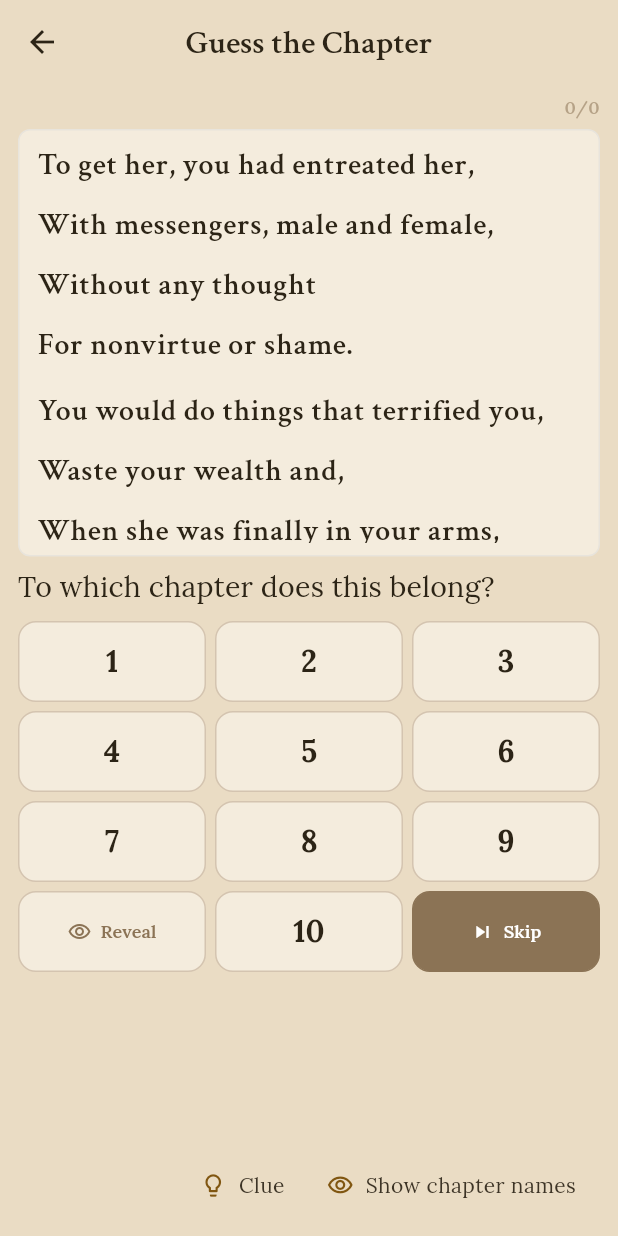
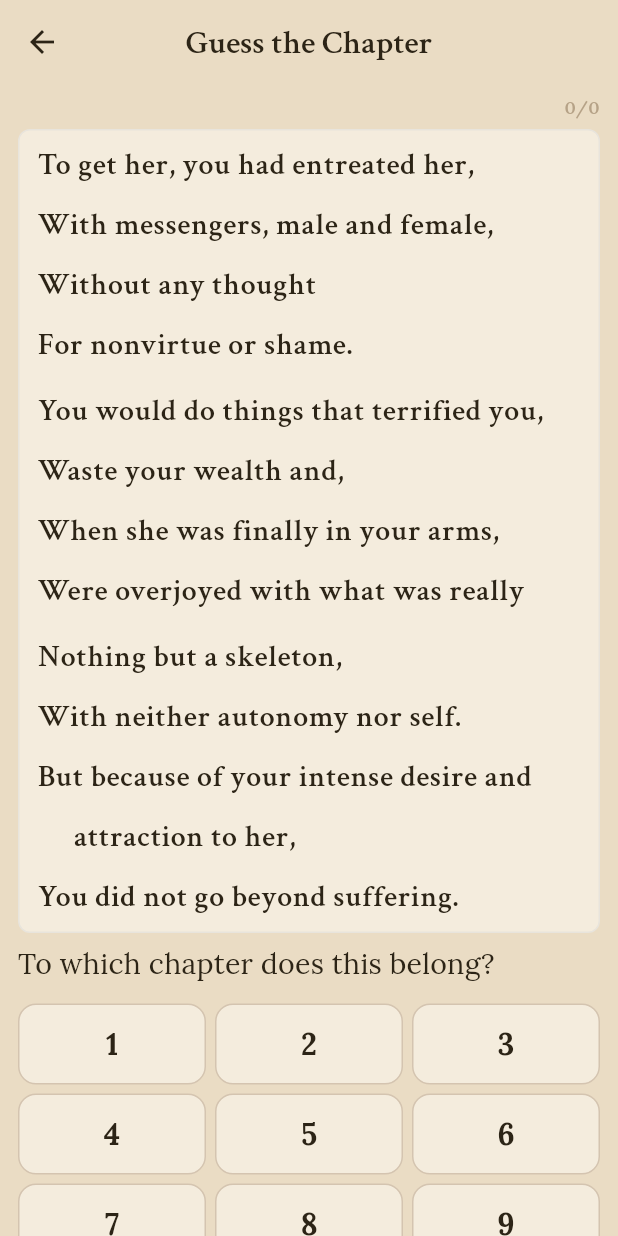
Before and after one commit to aosullivan/dechen_study, a Flutter app: the BcvQuizScreen screen opened directly, on a phone screen of 412 x 824 dp. Run offline on Flutter 3.47's test engine with Material 3 defaults, Android fonts, the light colour scheme and no system bars; our stand-ins replace flutter_dotenv, shared_preferences, supabase_flutter, visibility_detector; missing offline and left inert: dart:html; accounts and stored records are empty.

Commit message:
Guess the chapter optimization

```diff
--- a/lib/screens/landing/bcv_quiz_screen.dart
+++ b/lib/screens/landing/bcv_quiz_screen.dart
@@ -620,15 +620,9 @@ class _BcvQuizScreenState extends State<BcvQuizScreen>
         centerTitle: true,
       ),
       body: SafeArea(
-        child: Padding(
+        child: SingleChildScrollView(
           padding: const EdgeInsets.fromLTRB(12, 8, 12, 10),
-          child: LayoutBuilder(
-            builder: (context, viewport) {
-              final hasMultipleVerses = _sectionVerseTexts.length > 1;
-              final versePanelHeight = hasMultipleVerses
-                  ? (viewport.maxHeight * 0.38).clamp(210.0, 340.0)
-                  : (viewport.maxHeight * 0.30).clamp(150.0, 260.0);
-              return Column(
+          child: Column(
             crossAxisAlignment: CrossAxisAlignment.stretch,
             children: [
               Align(
@@ -644,22 +638,19 @@ class _BcvQuizScreenState extends State<BcvQuizScreen>
                 ),
               ),
               const SizedBox(height: 6),
-                  SizedBox(
-                    height: versePanelHeight,
-                    child: Container(
+              Container(
+                width: double.infinity,
                 padding: const EdgeInsets.fromLTRB(12, 8, 12, 8),
                 decoration: BoxDecoration(
                   color: AppColors.cardBeige,
                   borderRadius: BorderRadius.circular(8),
                   border: Border.all(color: AppColors.borderLight),
                 ),
-                      child: SingleChildScrollView(
                 child: Column(
                   crossAxisAlignment: CrossAxisAlignment.start,
+                  mainAxisSize: MainAxisSize.min,
                   children: [
-                            for (var i = 0;
-                                i < _sectionVerseTexts.length;
-                                i++) ...[
+                    for (var i = 0; i < _sectionVerseTexts.length; i++) ...[
                       if (i > 0) const SizedBox(height: 14),
                       BcvVerseText(
                         text: _sectionVerseTexts[i],
@@ -683,8 +674,6 @@ class _BcvQuizScreenState extends State<BcvQuizScreen>
                   ],
                 ),
               ),
-                    ),
-                  ),
               const SizedBox(height: 6),
               Text(
                 'To which chapter does this belong?',
@@ -706,17 +695,17 @@ class _BcvQuizScreenState extends State<BcvQuizScreen>
                         ),
                   ),
                 ),
-                  const SizedBox(height: 8),
-                  Expanded(
-                    child: LayoutBuilder(
-                      builder: (context, pad) {
-                        if (_showChapterLabels) {
-                          return Column(
+              const SizedBox(height: 12),
+              if (_showChapterLabels) ...[
+                Column(
+                  mainAxisSize: MainAxisSize.min,
                   children: [
-                              Expanded(
+                    SizedBox(
+                      height: 5 * 78 + 4 * 6,
                       child: GridView.builder(
                         padding: EdgeInsets.zero,
-                                  physics: const ClampingScrollPhysics(),
+                        physics: const NeverScrollableScrollPhysics(),
+                        shrinkWrap: true,
                         gridDelegate:
                             const SliverGridDelegateWithFixedCrossAxisCount(
                           crossAxisCount: 2,
@@ -729,8 +718,8 @@ class _BcvQuizScreenState extends State<BcvQuizScreen>
                           final number = index + 1;
                           return _buildChapterPadKey(
                             context: context,
-                                      chapter: _chapters.firstWhere(
-                                          (c) => c.number == number),
+                            chapter: _chapters
+                                .firstWhere((c) => c.number == number),
                             isSelected: _selectedChapter == number,
                             isCorrect: _showAnswer &&
                                 _correctChapterNumber == number,
@@ -752,8 +741,7 @@ class _BcvQuizScreenState extends State<BcvQuizScreen>
                               context: context,
                               label: 'Reveal',
                               icon: Icons.visibility_outlined,
-                                        onTap:
-                                            _showAnswer ? null : _revealAnswer,
+                              onTap: _showAnswer ? null : _revealAnswer,
                               filled: false,
                             ),
                           ),
@@ -773,12 +761,14 @@ class _BcvQuizScreenState extends State<BcvQuizScreen>
                       ),
                     ),
                   ],
-                          );
-                        }
-
-                        return GridView.builder(
+                ),
+              ] else
+                SizedBox(
+                  height: 4 * 54 + 3 * 6,
+                  child: GridView.builder(
                     padding: EdgeInsets.zero,
                     physics: const NeverScrollableScrollPhysics(),
+                    shrinkWrap: true,
                     gridDelegate:
                         const SliverGridDelegateWithFixedCrossAxisCount(
                       crossAxisCount: 3,
@@ -836,17 +826,17 @@ class _BcvQuizScreenState extends State<BcvQuizScreen>
                         filled: true,
                       );
                     },
-                        );
-                      },
                   ),
                 ),
-                  const SizedBox(height: 2),
+              const SizedBox(height: 12),
               Row(
                 mainAxisAlignment: MainAxisAlignment.end,
                 children: [
-                      if (_clueText != null && !_showClue && !_showAnswer)
+                  if (_clueText != null && !_showAnswer)
                     TextButton.icon(
-                          onPressed: () {
+                      onPressed: _showClue
+                          ? null
+                          : () {
                               setState(() => _showClue = true);
                             },
                       icon: const Icon(Icons.lightbulb_outline, size: 18),
@@ -868,15 +858,16 @@ class _BcvQuizScreenState extends State<BcvQuizScreen>
                       size: 18,
                     ),
                     label: Text(
-                          _showChapterLabels ? 'Hide chapter names' : 'Show chapter names',
+                      _showChapterLabels
+                          ? 'Hide chapter names'
+                          : 'Show chapter names',
                       style: Theme.of(context).textTheme.bodyMedium,
                     ),
                   ),
                 ],
               ),
+              const SizedBox(height: 24),
             ],
-              );
-            },
           ),
         ),
       ),
```
Lines whose indentation alone changed are shown as unchanged.
